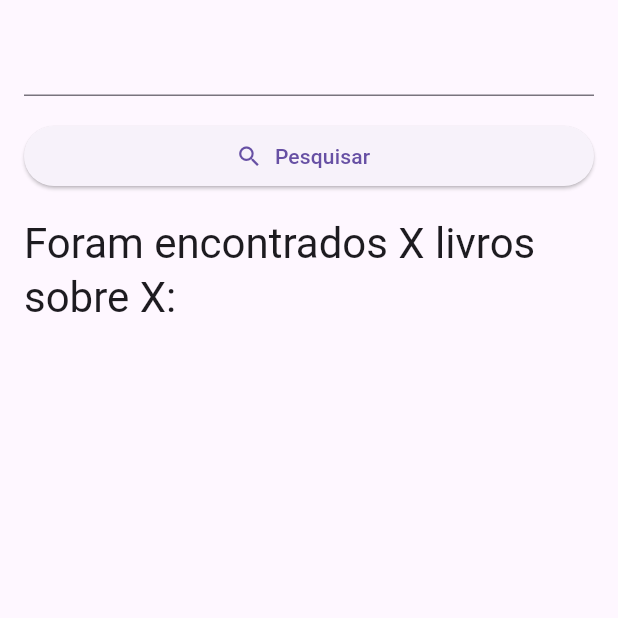
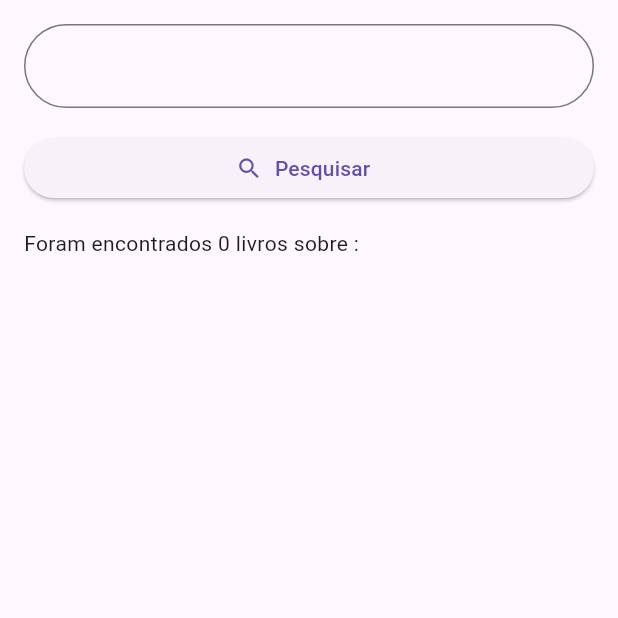
Before and after one commit to misaelccorreia/exploring_flutter, a Flutter app: the screen it shows after launch, on a phone screen of 412 x 824 dp, the top half of it. Run offline on Flutter 3.47's test engine with Material 3 defaults, Android fonts, the phone set to English and light mode, and no system bars.

Commit message:
global style

```diff
--- a/lib/main.dart
+++ b/lib/main.dart
@@ -12,7 +12,15 @@ void main(){
 class BookApp extends StatelessWidget{
   @override
   Widget build(BuildContext context) {
-    return const MaterialApp(
+    return  MaterialApp(
+      theme: ThemeData(
+        primarySwatch:Colors.amber,
+        inputDecorationTheme: const InputDecorationTheme(
+          border: OutlineInputBorder(
+            borderRadius: BorderRadius.all(Radius.circular(50))
+          )
+        ),
+      ),
       home: HomePage(),
     );
   }
@@ -26,18 +34,26 @@ class HomePage extends StatefulWidget{
 }
 
 class _HomePageState extends State<HomePage>{
+  final _controller = TextEditingController();
+
+  var titulo = "";
+  var itemCount = 0;
+
   void _buscarLivros() async {
-    final url = Uri.http(
-      'www.googleapi.com',
-      '/book/v1/volumes',
-      {'q':'{http}'},
+    titulo = _controller.text;
+
+    final url = Uri.https(
+      'www.googleapis.com',
+      '/books/v1/volumes',
+      {'q':titulo},
     );
     final response = await http.get(url);
-
+    setState(() {});//make reload of itens on my class
     if(response.statusCode == 200){
       final jsonResponse = convert.jsonDecode(response.body);
-      final itemCount = jsonResponse['totalItems'];
-      print('Number of books about HTTP: $itemCount.');
+      itemCount = jsonResponse['totalItems'];
+      print('Number of books about $titulo: $itemCount.');
+
       } else {
         print('Request failed with status: ${response.statusCode}');
     }
@@ -50,15 +66,15 @@ class _HomePageState extends State<HomePage>{
         padding: const EdgeInsets.all(16),
         child: ListView(
           children: [
-            const TextField(),
+            TextField(controller: _controller,),//input
             const SizedBox(height: 16),
             ElevatedButton.icon(
               onPressed: _buscarLivros,
               icon: const Icon(Icons.search),
               label: const Text('Pesquisar')),
             const SizedBox(height: 16),
-            Text('Foram encontrados X livros sobre X:' ,
-            style: Theme.of(context).textTheme.headlineMedium,
+            Text('Foram encontrados $itemCount livros sobre $titulo:' ,
+            //style: Theme.of(context).textTheme.headlineMedium,
             ),
           ],
         ),
```
